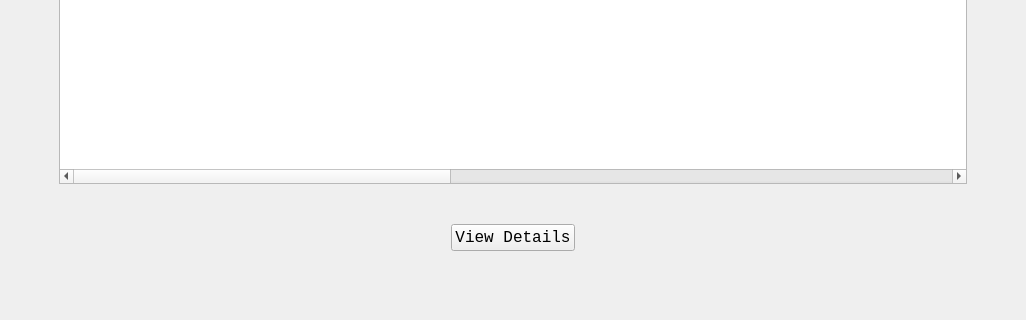
Before: the Qt Designer form AnimalInformationUI.ui in ASNaeem/Simple-VCMS, drawn with Qt 5; both pictures show x 0 to 1026 and y 434 to 754 of the 1026 by 754 pixel window.
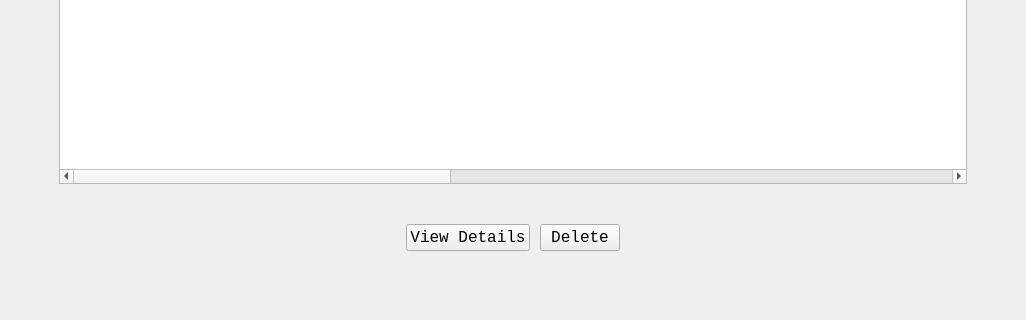
After: the same form once the commit is applied.

Commit message: animal info delete button added

```diff
--- a/AnimalInformationUI.ui
+++ b/AnimalInformationUI.ui
@@ -283,7 +283,7 @@
        </layout>
       </item>
       <item>
-       <layout class="QGridLayout" name="gridLayout_15" columnstretch="0,0,0,0">
+       <layout class="QGridLayout" name="gridLayout_15" columnstretch="0,0,0,0,0">
         <property name="leftMargin">
          <number>10</number>
         </property>
@@ -331,7 +331,7 @@
           </property>
          </spacer>
         </item>
-        <item row="0" column="3">
+        <item row="0" column="4">
          <spacer name="horizontalSpacer_8">
           <property name="orientation">
            <enum>Qt::Horizontal</enum>
@@ -344,6 +344,19 @@
           </property>
          </spacer>
         </item>
+        <item row="0" column="3">
+         <widget class="QPushButton" name="button_delete_animal_info">
+          <property name="font">
+           <font>
+            <family>Courier New</family>
+            <pointsize>12</pointsize>
+           </font>
+          </property>
+          <property name="text">
+           <string>Delete</string>
+          </property>
+         </widget>
+        </item>
        </layout>
       </item>
      </layout>
```
